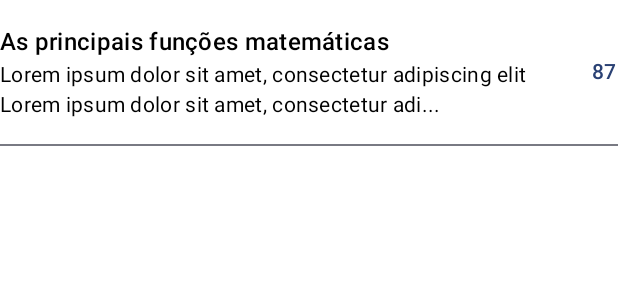
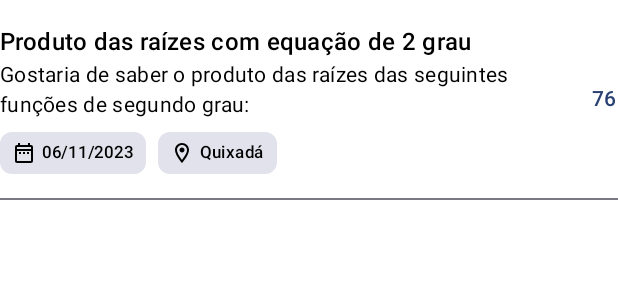
Before and after one commit to grupo-bala/mindhub-android, an Android app built with Jetpack Compose: the @Preview function PostItemPreview, on a phone screen of 412 x 824 dp. Shown: the top 300 px of the screen. Run offline under Robolectric (Android 15) with nearby library versions, the light colour scheme and no system bars.

Commit message:
feat: add event item variant

```diff
--- a/app/src/main/java/com/mindhub/view/composables/post/PostItem.kt
+++ b/app/src/main/java/com/mindhub/view/composables/post/PostItem.kt
@@ -1,13 +1,20 @@
 package com.mindhub.view.composables.post
 
 import androidx.compose.foundation.clickable
+import androidx.compose.foundation.layout.Arrangement
 import androidx.compose.foundation.layout.Column
 import androidx.compose.foundation.layout.Row
 import androidx.compose.foundation.layout.Spacer
 import androidx.compose.foundation.layout.fillMaxWidth
+import androidx.compose.foundation.layout.height
 import androidx.compose.foundation.layout.padding
+import androidx.compose.foundation.layout.size
 import androidx.compose.foundation.layout.width
+import androidx.compose.material.icons.Icons
+import androidx.compose.material.icons.outlined.DateRange
+import androidx.compose.material.icons.outlined.LocationOn
 import androidx.compose.material3.Divider
+import androidx.compose.material3.Icon
 import androidx.compose.material3.MaterialTheme
 import androidx.compose.material3.Text
 import androidx.compose.runtime.Composable
@@ -16,13 +23,19 @@ import androidx.compose.ui.Modifier
 import androidx.compose.ui.tooling.preview.Preview
 import androidx.compose.ui.unit.dp
 import com.mindhub.common.ext.ellipsis
+import com.mindhub.common.ext.toBrazilianDateFormat
+import com.mindhub.model.entities.Badge
+import com.mindhub.model.entities.Event
+import com.mindhub.model.entities.Post
+import com.mindhub.model.entities.User
 import com.mindhub.ui.theme.MindHubTheme
+import com.mindhub.view.composables.chips.BaseChip
+import io.ktor.util.reflect.instanceOf
+import java.time.LocalDateTime
 
 @Composable
 fun PostItem(
-    title: String,
-    description: String,
-    score: Int,
+    post: Post,
     onClick: () -> Unit,
 ) {
     Column(
@@ -40,20 +53,56 @@ fun PostItem(
                 modifier = Modifier.weight(1.0f)
             ) {
                 Text(
-                    text = title,
+                    text = post.title,
                     style = MaterialTheme.typography.titleMedium
                 )
 
                 Text(
-                    text = description.ellipsis(100),
+                    text = post.content.ellipsis(100),
                     style = MaterialTheme.typography.bodyMedium
                 )
+
+                if (post.instanceOf(Event::class)) {
+                    val event = post as Event
+
+                    Spacer(modifier = Modifier.height(8.dp))
+
+                    Row(
+                        horizontalArrangement = Arrangement.spacedBy(8.dp)
+                    ) {
+                        BaseChip {
+                            Icon(
+                                imageVector = Icons.Outlined.DateRange,
+                                contentDescription = null,
+                                modifier = Modifier.size(16.dp)
+                            )
+
+                            Text(
+                                text = event.date.toBrazilianDateFormat(),
+                                style = MaterialTheme.typography.labelSmall
+                            )
+                        }
+
+                        BaseChip {
+                            Icon(
+                                imageVector = Icons.Outlined.LocationOn,
+                                contentDescription = null,
+                                modifier = Modifier.size(16.dp)
+                            )
+
+                            Text(
+                                text = event.localName,
+                                style = MaterialTheme.typography.labelSmall
+                            )
+                        }
+                    }
+                }
             }
 
             Spacer(modifier = Modifier.width(16.dp))
 
             Text(
-                text = "$score",
+                text = "${post.score}",
                 style = MaterialTheme.typography.labelLarge,
                 color = MaterialTheme.colorScheme.primary
             )
@@ -66,11 +115,27 @@ fun PostItem(
 @Preview(showBackground = true)
 @Composable
 fun PostItemPreview() {
+    val user = User("", "", "teste76", 0, Badge(""), listOf(), "")
+    val event = Event(
+        id = 0,
+        title = "Produto das raízes com equação de 2 grau",
+        content = "Gostaria de saber o produto das raízes das seguintes funções de segundo grau:\n\n" +
+                "a)3x² - 6x + 1 = 0\n" +
+                "b)x² - 16x + 28 = 0\n" +
+                "c)2x² - 4x - 3 = 0 \n" +
+                "d)2x² - 7x + 1 = 0",
+        score = 76,
+        postDate = LocalDateTime.now(),
+        date = LocalDateTime.now(),
+        latitude = 0.0,
+        longitude = 0.0,
+        user = user,
+        localName = "Quixadá"
+    )
+
     MindHubTheme {
         PostItem(
-            title = "As principais funções matemáticas",
-            description = "Lorem ipsum dolor sit amet, consectetur adipiscing elit Lorem ipsum dolor sit amet, consectetur adipiscing elit... Lorem ipsum dolor sit amet, consectetur adipiscing elit...",
-            score = 87,
+            post = event,
             onClick = {}
         )
     }
--- a/app/src/main/java/com/mindhub/view/composables/post/PostList.kt
+++ b/app/src/main/java/com/mindhub/view/composables/post/PostList.kt
@@ -15,9 +15,7 @@ fun PostList(
     LazyColumn(modifier = modifier) {
         items(posts) {
             PostItem(
-                title = it.title,
-                description = it.content,
-                score = it.score,
+                post = it,
                 onClick = { onClick(it) }
             )
         }
```
